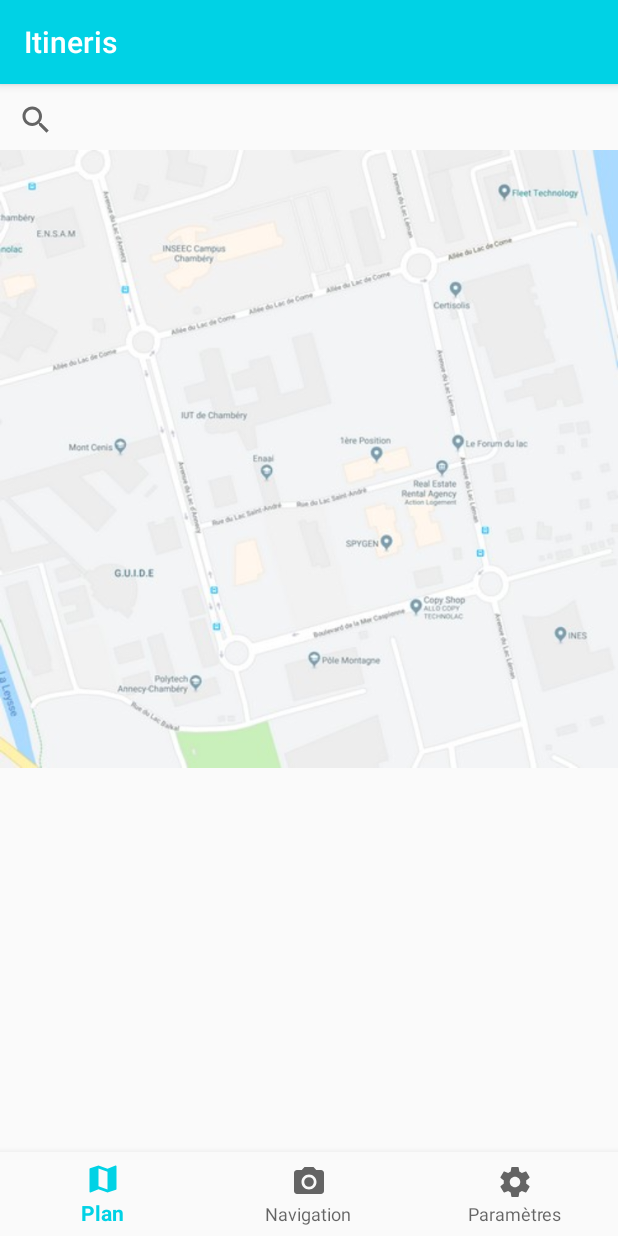
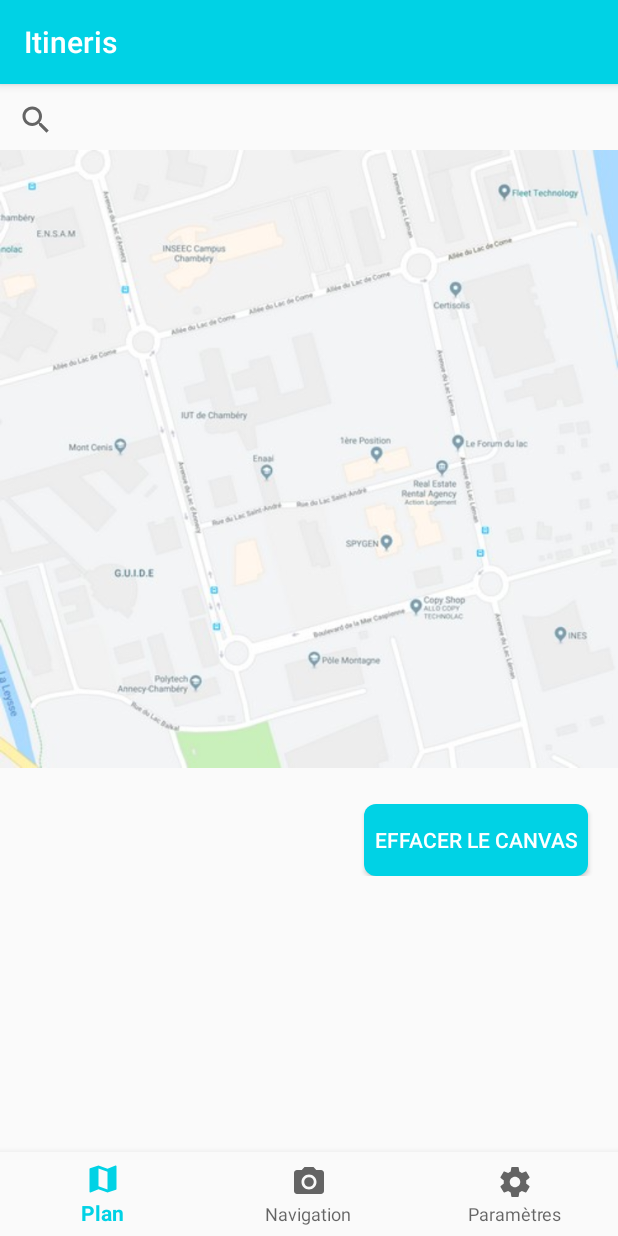
Before and after one commit to JoffreyDuc/Itineris, an Android app: the screen it shows after launch (MainActivity), on a phone screen of 412 x 824 dp. Run offline under Robolectric (Android 15) with nearby library versions, the phone set to English and light mode, and no system bars; our stand-ins replace Volley; network calls fail; 1 statement that could not run was skipped.

Commit message:
Bouton effacer le canvas

```diff
--- a/app/src/main/AndroidManifest.xml
+++ b/app/src/main/AndroidManifest.xml
@@ -24,7 +24,8 @@
 
         <activity
             android:name=".MainActivity"
-            android:label="@string/app_name">
+            android:label="@string/app_name"
+            android:screenOrientation="portrait">
             <intent-filter>
                 <action android:name="android.intent.action.MAIN" />
 
--- a/app/src/main/java/com/example/joffrey/itineris/MapFragment.java
+++ b/app/src/main/java/com/example/joffrey/itineris/MapFragment.java
@@ -17,6 +17,7 @@ import android.util.Log;
 import android.view.LayoutInflater;
 import android.view.View;
 import android.view.ViewGroup;
+import android.widget.Button;
 import android.widget.ImageView;
 import android.widget.ListView;
 import android.widget.Toast;
@@ -38,10 +39,7 @@ import org.json.JSONArray;
 import org.json.JSONException;
 import org.json.JSONObject;
 
-import java.text.ParseException;
-import java.text.SimpleDateFormat;
 import java.util.ArrayList;
-import java.util.Date;
 
 // Inspired by https://medium.com/@ssaurel/getting-gps-location-on-android-with-fused-location-provider-api-1001eb549089
 
@@ -53,9 +51,10 @@ public class MapFragment extends Fragment implements GoogleApiClient.ConnectionC
     private LocationRequest locationRequest;
     private static final long UPDATE_INTERVAL = 5000, FASTEST_INTERVAL = 5000; // = 5 seconds
     private ImageView imageView;
-    private View canvas;
-    private View canvasBatiment;
+    private ImageView canvas;
+    private ImageView canvasBatiment;
     private RequestQueue queue;
+    private Button btnClearCanvasBatiment;
     // lists for permissions
     private ArrayList<String> permissionsToRequest;
     private ArrayList<String> permissionsRejected = new ArrayList<>();
@@ -117,6 +116,7 @@ public class MapFragment extends Fragment implements GoogleApiClient.ConnectionC
         imageView = rootView.findViewById(R.id.ivPlanUsmb);
         canvas = rootView.findViewById(R.id.ivCanvas);
         canvasBatiment = rootView.findViewById(R.id.ivCanvasBat);
+        btnClearCanvasBatiment = rootView.findViewById(R.id.btnClearCanvasBatiment);
         list = rootView.findViewById(R.id.lvSearch);
         list.setVisibility(View.INVISIBLE);
 
@@ -137,7 +137,16 @@ public class MapFragment extends Fragment implements GoogleApiClient.ConnectionC
         searchView.setOnQueryTextListener(this);
         searchView.setIconifiedByDefault(true);
 
-
+        btnClearCanvasBatiment.setOnClickListener(new View.OnClickListener() {
+            @Override
+            public void onClick(View view) {
+                View v = new PositionCanvas(getActivity().getApplicationContext(), new Point2D(0,0), "colorBatiment");
+                Bitmap bitmap = Bitmap.createBitmap(500, 500, Bitmap.Config.ARGB_8888); //width, height,..
+                Canvas canvas = new Canvas(bitmap);
+                v.draw(canvas);
+                canvasBatiment.setImageBitmap(bitmap);
+            }
+        });
 
         return rootView;
     }
@@ -303,8 +312,7 @@ public class MapFragment extends Fragment implements GoogleApiClient.ConnectionC
         v.draw(canvas);
 
         // On affiche notre canvas
-        ImageView iv = (ImageView) getView().findViewById(R.id.ivCanvas);
-        iv.setImageBitmap(bitmap);
+        this.canvas.setImageBitmap(bitmap);
     }
 
     private void drawCanvasBatiment(Batiment batiment){
@@ -315,8 +323,7 @@ public class MapFragment extends Fragment implements GoogleApiClient.ConnectionC
         v.draw(canvas);
 
         // On affiche notre canvas
-        ImageView iv = (ImageView) getView().findViewById(R.id.ivCanvasBat);
-        iv.setImageBitmap(bitmap);
+        this.canvasBatiment.setImageBitmap(bitmap);
     }
 
     private void getBatimentsFromJson(){
@@ -396,4 +403,5 @@ public class MapFragment extends Fragment implements GoogleApiClient.ConnectionC
             searchView.clearFocus();
         }
     }
+
 }
--- /dev/null
+++ b/app/src/main/res/drawable/button.xml
@@ -0,0 +1,10 @@
+<?xml version="1.0" encoding="utf-8"?>
+<selector xmlns:android="http://schemas.android.com/apk/res/android">
+    <item
+        android:state_pressed="true"
+        android:state_enabled="true"
+        android:drawable="@drawable/button_pressed" />
+    <item
+        android:state_enabled="true"
+        android:drawable="@drawable/button_enabled" />
+</selector>
--- /dev/null
+++ b/app/src/main/res/drawable/button_enabled.xml
@@ -0,0 +1,11 @@
+<?xml version="1.0" encoding="utf-8"?>
+<shape xmlns:android="http://schemas.android.com/apk/res/android" android:shape="rectangle">
+    <solid
+        android:color="@color/colorPrimary" />
+    <padding
+        android:left="7dp"
+        android:top="7dp"
+        android:right="7dp"
+        android:bottom="7dp" />
+    <corners android:radius= "8dp" />
+</shape>
--- /dev/null
+++ b/app/src/main/res/drawable/button_pressed.xml
@@ -0,0 +1,12 @@
+<?xml version="1.0" encoding="utf-8"?>
+<shape xmlns:android="http://schemas.android.com/apk/res/android" android:shape="rectangle">
+    <solid
+        android:color="@color/colorPrimaryDark"/>
+    <padding
+        android:left="7dp"
+        android:top="7dp"
+        android:right="7dp"
+        android:bottom="7dp" />
+    <corners
+        android:radius= "8dp" />
+</shape>
--- a/app/src/main/res/layout/fragment_map.xml
+++ b/app/src/main/res/layout/fragment_map.xml
@@ -53,6 +53,18 @@
             android:layout_alignEnd="@id/ivPlanUsmb"
             android:contentDescription="@string/ivCanvasBatDescription" />
 
+        <Button
+            android:id="@+id/btnClearCanvasBatiment"
+            android:layout_width="wrap_content"
+            android:layout_height="wrap_content"
+            android:text="@string/btnClearText"
+            android:layout_below="@+id/ivPlanUsmb"
+            android:background="@drawable/button"
+            android:textColor="@color/btnClearTextColor"
+            android:layout_alignEnd="@+id/ivPlanUsmb"
+            android:layout_marginTop="-20dp"
+            android:layout_marginRight="20dp"/>
+
     </RelativeLayout>
 
 </FrameLayout>
--- a/app/src/main/res/values/colors.xml
+++ b/app/src/main/res/values/colors.xml
@@ -9,4 +9,7 @@
     <color name="batimentsDistance">#fff</color>
         <!-- Bâtiment 12A -->
         <color name="batiment12a_background">#09bfe8</color>
+
+    <!-- MapFragment -->
+    <color name="btnClearTextColor">#fff</color>
 </resources>
--- a/app/src/main/res/values/strings.xml
+++ b/app/src/main/res/values/strings.xml
@@ -14,4 +14,5 @@
     <!-- Fragment Navigation -->
     <string name="plane_finding">Searching for surfaces&#8230;</string>
     <string name="batiment12a_nom">Bâtiment 12A - Maurienne</string>
+    <string name="btnClearText">Effacer le canvas</string>
 </resources>
```
